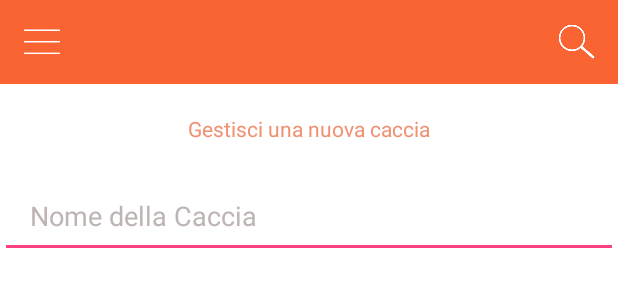
After one commit to biggamehunt/treasurehuntturin, an Android app: the layout activity_newhunt.xml on its own in the app's theme, with its tools: preview values and no code run, on a phone screen of 412 x 824 dp. The commit adds this screen. Shown: the top 300 px of the screen. Run offline under Robolectric (Android 15) with nearby library versions, the phone set to English and light mode, and no system bars.

```diff
--- a/app/build.gradle
+++ b/app/build.gradle
@@ -22,7 +22,7 @@
 dependencies {
     compile fileTree(dir: 'libs', include: ['*.jar'])
     testCompile 'junit:junit:4.12'
-    compile 'com.android.support:appcompat-v7:23.2.1'
-    compile 'com.android.support:design:23.2.1'
-    compile 'com.android.support:support-v4:23.2.1'
+    compile 'com.android.support:appcompat-v7:23.4.0'
+    compile 'com.android.support:design:23.4.0'
+    compile 'com.android.support:support-v4:23.4.0'
 }
--- /dev/null
+++ b/app/src/main/res/layout/activity_newhunt.xml
@@ -0,0 +1,89 @@
+<?xml version="1.0" encoding="utf-8"?>
+<android.support.v4.widget.DrawerLayout xmlns:android="http://schemas.android.com/apk/res/android"
+xmlns:app="http://schemas.android.com/apk/res-auto"
+xmlns:tools="http://schemas.android.com/tools"
+android:id="@+id/newhunt"
+android:layout_width="match_parent"
+android:layout_height="match_parent"
+android:fitsSystemWindows="true"
+tools:openDrawer="start">
+
+<LinearLayout
+    android:layout_width="match_parent"
+    android:layout_height="match_parent"
+    android:orientation="vertical"
+    android:background="@color/white">
+
+
+    <include layout="@layout/toolbar"/>
+
+    <ScrollView
+        android:layout_width="match_parent"
+        android:layout_height="wrap_content"
+        android:scrollbars="none"
+        android:background="@color/white"
+        >
+
+        <LinearLayout
+            android:layout_width="match_parent"
+            android:layout_height="wrap_content"
+            android:orientation="vertical"
+
+            >
+
+            <!-- sottotitolo -->
+            <LinearLayout
+                android:layout_width="match_parent"
+                android:layout_height="wrap_content"
+                android:orientation="vertical"
+                android:background="#FFF">
+
+
+                <TextView
+                    android:layout_width="wrap_content"
+                    android:layout_height="wrap_content"
+                    android:text="@string/newhunt"
+                    android:layout_gravity="center"
+                    android:textColor="@color/metatile"
+                    android:textSize="14dp"
+                    android:layout_marginTop="20dp"/>
+
+            </LinearLayout>
+
+            <LinearLayout
+                android:layout_width="match_parent"
+                android:layout_height="wrap_content"
+                android:orientation="vertical"
+                android:background="#FFF">
+
+                <EditText
+                    android:textColor="#fff"
+                    android:id="@+id/nameHunt"
+                    android:layout_height="wrap_content"
+                    android:layout_width="match_parent"
+                    android:layout_marginTop="20dp"
+                    android:hint="@string/nameHunt"
+                    android:textColorHint="#bfb4b4"
+                    android:paddingLeft="20dp"
+                    android:drawablePadding="16dp"
+                    android:paddingTop="16dp"
+                    android:paddingBottom="16dp">
+                </EditText>
+
+            </LinearLayout>
+
+
+
+        </LinearLayout>
+
+
+
+
+    </ScrollView>
+
+
+</LinearLayout>
+
+    <!-- <include layout="@layout/navbar"/> -->
+
+</android.support.v4.widget.DrawerLayout>
--- a/app/src/main/res/values/strings.xml
+++ b/app/src/main/res/values/strings.xml
@@ -21,4 +21,9 @@
     <string name="title_activity_huntlist">Hunt List</string>
     <string name="welcome">Scegli la caccia a cui partecipare</string>
 
+    <!-- TODO: Remove or change this placeholder text -->
+    <string name="hello_blank_fragment">Hello blank fragment</string>
+    <string name="newhunt">Gestisci una nuova caccia</string>
+    <string name="nameHunt">Nome della Caccia</string>
+
 </resources>
```
Also changed, not shown: app/src/main/java/layout/newstage.java (added, +109 -0 lines), app/src/main/res/layout/fragment_newstage.xml (added, +13 -0 lines).
